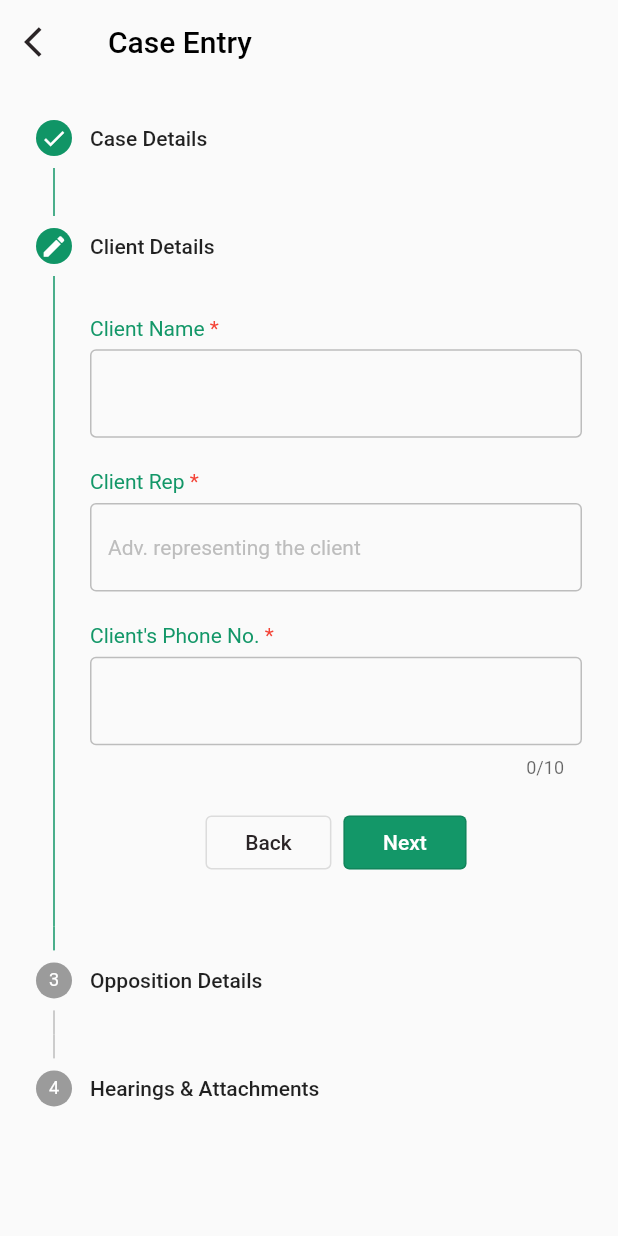
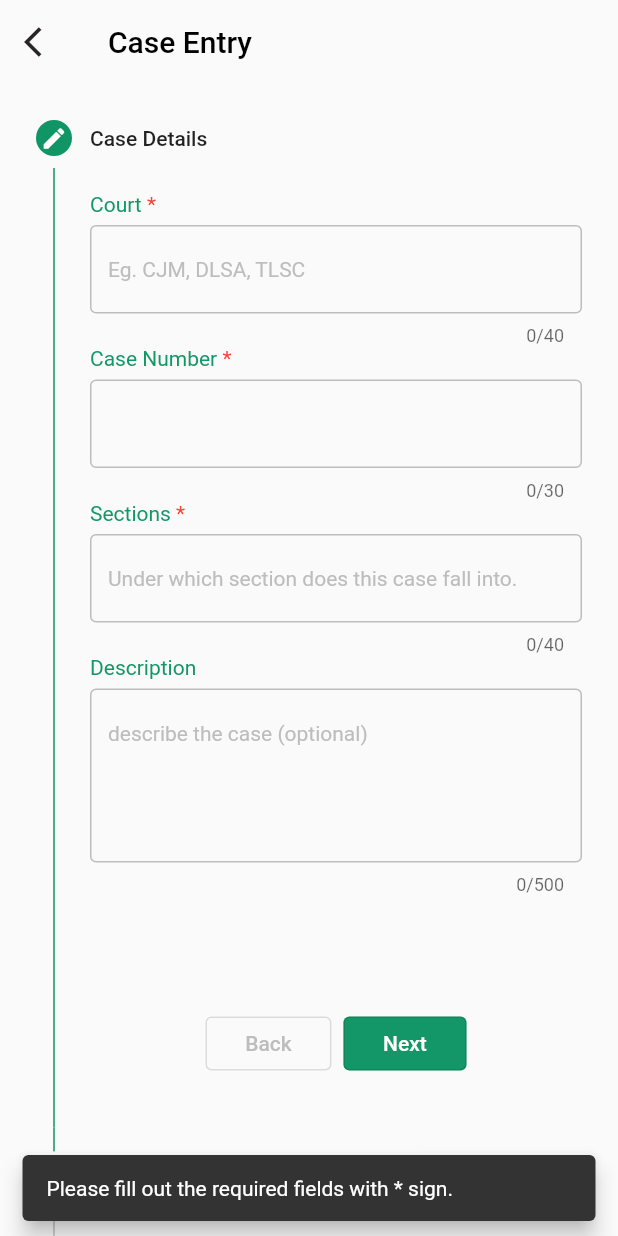
Before and after one commit to ShimronAlakkal/lawbook, a Flutter app: the CasePage screen opened directly, after a tap on "Next", on a phone screen of 412 x 824 dp. Run offline on Flutter 3.47's test engine with Material 2 defaults, Android fonts, the phone set to English and light mode, and no system bars; our stand-ins replace google_fonts, google_mobile_ads; network calls fail.

Commit message:
minor UI update, bug fix

```diff
--- a/lib/views/UI/add_case.dart
+++ b/lib/views/UI/add_case.dart
@@ -4,9 +4,8 @@ import 'package:google_fonts/google_fonts.dart';
 import 'package:lawbook/constants/color_palette.dart';
 import 'package:lawbook/models/file_model.dart';
 import 'package:lawbook/models/hearing_model.dart';
-import 'package:lawbook/utils/tools.dart';
 import 'package:lawbook/widgets/custom_widgets.dart';
-import 'package:flutter_riverpod/flutter_riverpod.dart';
+// import 'package:flutter_riverpod/flutter_riverpod.dart';
 
 class CasePage extends StatefulWidget {
   CasePage({super.key, required this.isEdit, this.file});
@@ -21,9 +20,6 @@ class CasePage extends StatefulWidget {
 class _CasePageState extends State<CasePage> {
   int currentStep = 0;
   List<Hearing> hearingDnT = [];
-  int flag = 0;
-
-
 
   // section 1 details
   TextEditingController courtController = TextEditingController();
@@ -41,6 +37,7 @@ class _CasePageState extends State<CasePage> {
   TextEditingController oppnRepController = TextEditingController();
 
   // hearing dsc
+  TextEditingController hearingDateController = TextEditingController();
   TextEditingController hearingDescController = TextEditingController();
 
   @override
@@ -64,6 +61,7 @@ class _CasePageState extends State<CasePage> {
     oppnRepController.dispose();
 
     hearingDescController.dispose();
+    hearingDateController.dispose();
     super.dispose();
   }
 
@@ -279,26 +277,33 @@ class _CasePageState extends State<CasePage> {
               // add hearing date.
               InkWell(
                 onTap: () async {
-                  var dp = await pickDate();
-                  if (dp != null) {
-                    // if a date is picked, then show the desecription dialog;
-                    hearingDescDialog(height: height, date: dp);
-                    // if a desc is given, the flag is set to 1,
-                    // the hearing desc controller has text in it, add it to the model.
-                    // else, make sure there is no text and then add it to model;
-                    setState(() {
-                      hearingDnT.add(Hearing(
-                          date: dp, description: hearingDescController.text));
-                      hearingDescController.clear();
-                    });
-                  }
+                  // var dp = await pickDate();
+                  // if (dp != null) {
+                  // if a date is picked, then show the desecription dialog;
+                  hearingDescDialog(height: height);
+                  //   // if a desc is given, the flag is set to 1,
+                  //   // the hearing desc controller has text in it, add it to the model.
+                  //   // else, make sure there is no text and then add it to model;
+                  //   setState(() {
+                  //     hearingDnT.add(Hearing(
+                  //         date: dp, description: hearingDescController.text));
+                  //     hearingDescController.clear();
+                  //   });
+                  // }
                 },
                 child: Container(
                   height: height * 0.06,
                   decoration: BoxDecoration(
-                    borderRadius: const BorderRadius.only(
-                        topLeft: Radius.circular(12),
-                        topRight: Radius.circular(12)),
+                    borderRadius: BorderRadius.only(
+                      topLeft: const Radius.circular(12),
+                      topRight: const Radius.circular(12),
+                      bottomLeft: hearingDnT.isEmpty
+                          ? const Radius.circular(12)
+                          : const Radius.circular(0),
+                      bottomRight: hearingDnT.isEmpty
+                          ? const Radius.circular(12)
+                          : const Radius.circular(0),
+                    ),
                     color: ColorPalette().accentGreen,
                   ),
                   child: Row(
@@ -326,11 +331,12 @@ class _CasePageState extends State<CasePage> {
                 margin: const EdgeInsets.only(bottom: 5),
                 decoration: BoxDecoration(
                     borderRadius: const BorderRadius.only(
-                        bottomLeft: Radius.circular(12),
-                        bottomRight: Radius.circular(12)),
+                      bottomLeft: Radius.circular(12),
+                      bottomRight: Radius.circular(12),
+                    ),
                     border: Border.all(color: Colors.grey.shade300)),
                 height: hearingDnT.isEmpty
-                    ? height * 0.04
+                    ? height * 0.0
                     : hearingDnT.length < 3
                         ? height * 0.08 * hearingDnT.length
                         : height * 0.08 * 3,
@@ -467,10 +473,45 @@ class _CasePageState extends State<CasePage> {
 
               // on step continue
               onStepContinue: () {
-                if (currentStep < steps.length - 1) {}
-                setState(() {
-                  currentStep++;
-                });
+                if (currentStep != 3) {
+                  // if first step, check for empty strings
+                  if (currentStep == 0 &&
+                      courtController.text.isNotEmpty &&
+                      caseNumberController.text.isNotEmpty &&
+                      sectionController.text.isNotEmpty) {
+                    setState(() {
+                      currentStep++;
+                    });
+                  }
+                  // if the step is client page
+                  else if (currentStep == 1 &&
+                      clientNameController.text.isNotEmpty &&
+                      clientPhoneController.text.isNotEmpty &&
+                      clientRepController.text.isNotEmpty) {
+                    setState(() {
+                      currentStep++;
+                    });
+                  }
+                  // this is for the oppn page
+                  else if (currentStep == 2 &&
+                      oppnNameController.text.isNotEmpty &&
+                      oppnRepController.text.isNotEmpty) {
+                    setState(() {
+                      currentStep++;
+                    });
+                  }
+                  // what happens if not
+                  else {
+                    CustomWidget().customSnackBarWithText(
+                        content:
+                            'Please fill out the required fields with * sign.',
+                        context: context);
+                  }
+                } else if (currentStep == 3) {
+                  if (hearingDnT.isNotEmpty) {
+                    // upload model to firebase after hashing and encrypting
+                  }
+                }
               },
 
               // onstep cancel
@@ -488,16 +529,16 @@ class _CasePageState extends State<CasePage> {
     );
   }
 
-  // the date picker
-  pickDate() async {
-    final DateTime? dp = await showDatePicker(
-      context: context,
-      initialDate: DateTime.now(),
-      firstDate: DateTime(2000),
-      lastDate: DateTime(DateTime.now().year + 10),
-    );
-    return dp;
-  }
+  // // the date picker
+  // pickDate() async {
+  //   final DateTime? dp = await showDatePicker(
+  //     context: context,
+  //     initialDate: DateTime.now(),
+  //     firstDate: DateTime(2000),
+  //     lastDate: DateTime(DateTime.now().year + 10),
+  //   );
+  //   return dp;
+  // }
 
   // the list view generator
   imageListView(List hdntList, double height) {
@@ -519,7 +560,7 @@ class _CasePageState extends State<CasePage> {
             color: ColorPalette().primaryGreen,
           ),
           title: Text(
-            Tools().dateFormatterFromDate(date: hdntList[index].date),
+            hdntList[index].date,
             overflow: TextOverflow.ellipsis,
           ),
           onLongPress: () => showHearingDetail(
@@ -532,26 +573,39 @@ class _CasePageState extends State<CasePage> {
     );
   }
 
-  // hearing date description
-  hearingDescDialog({required double height, required DateTime date}) {
+  // hearing date & description
+  hearingDescDialog({required double height}) {
     // alert dialog with desc options
     showDialog(
       barrierDismissible: false,
-      barrierColor: Colors.white.withOpacity(0.3),
       context: context,
       builder: (context) {
         return AlertDialog(
-          title: Text(
-              'Description( ${Tools().dateFormatterFromDate(date: date)} )',
+          title: Text('Hearing Details',
               style: TextStyle(color: ColorPalette().mainTitleColor),
               overflow: TextOverflow.ellipsis),
           scrollable: true,
           actionsAlignment: MainAxisAlignment.center,
           alignment: Alignment.center,
           content: SizedBox(
-            height: height * 0.3,
+            height: height * 0.35,
             child: Column(
+              mainAxisAlignment: MainAxisAlignment.spaceAround,
+              mainAxisSize: MainAxisSize.max,
               children: [
+                // hearing date field
+                TopLabelTextField(
+                  controller: hearingDateController,
+                  label: 'Hearing Date',
+                  hintText: 'Date of the next hearing',
+                  keyboardType: TextInputType.datetime,
+                  obscureText: false,
+                  requiredField: true,
+                  borderRadius: 12,
+                  maxLength: 10,
+                  borderColor: ColorPalette().primaryGreen,
+                ).topLabelTextField(),
+
                 // description field for a hearing date
                 TopLabelTextField(
                         controller: hearingDescController,
@@ -560,10 +614,10 @@ class _CasePageState extends State<CasePage> {
                         keyboardType: TextInputType.text,
                         obscureText: false,
                         requiredField: false,
+                        borderRadius: 12,
                         maxLength: 100,
-                        borderRadius: 12,
-                        borderColor: ColorPalette().primaryGreen,
-                        maxLines: 3)
+                        maxLines: 3,
+                        borderColor: ColorPalette().primaryGreen)
                     .topLabelTextField(),
               ],
             ),
@@ -577,6 +631,7 @@ class _CasePageState extends State<CasePage> {
                 overlayColor: MaterialStateProperty.all(Colors.cyan.shade50),
               ),
               onPressed: () {
+                hearingDateController.clear();
                 hearingDescController.clear();
                 Navigator.pop(context);
               },
@@ -598,15 +653,22 @@ class _CasePageState extends State<CasePage> {
                     MaterialStateProperty.all(ColorPalette().secondaryGreen),
               ),
               onPressed: () async {
-                if (hearingDescController.text.isEmpty) {
+                if (hearingDateController.text.isEmpty) {
                   CustomWidget().customSnackBarWithText(
-                      content:
-                          'Please enter a description to add it. It is optional.',
+                      content: 'Please enter a date to add it. It is optional.',
                       context: context);
                 } else {
+                  // add the new hearing
                   setState(() {
-                    flag = 1;
+                    hearingDnT.add(
+                      Hearing(
+                          date: hearingDateController.text.trim(),
+                          description: hearingDescController.text),
+                    );
+                    hearingDateController.clear();
+                    hearingDescController.clear();
                   });
+
                   Navigator.pop(context, true);
                 }
               },
@@ -626,16 +688,13 @@ class _CasePageState extends State<CasePage> {
 
   // on long press
   showHearingDetail(
-      {required DateTime date,
-      required String details,
-      required double height}) {
+      {required String date, required String details, required double height}) {
     showDialog(
       barrierDismissible: true,
       context: context,
       builder: (context) {
         return AlertDialog(
-          title: Text(
-              'Description - ${Tools().dateFormatterFromDate(date: date)}',
+          title: Text('Details of $date',
               style: TextStyle(color: ColorPalette().mainTitleColor),
               overflow: TextOverflow.ellipsis),
           scrollable: true,
```
